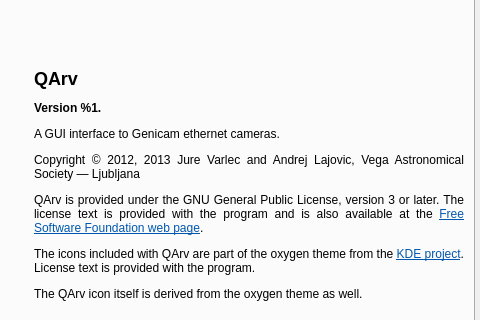
AD-Vega/qarv, file src/mainwindow.ui: the form before one commit; both pictures show x 162 to 642 and y 125 to 445 of the 926 by 567 pixel window.
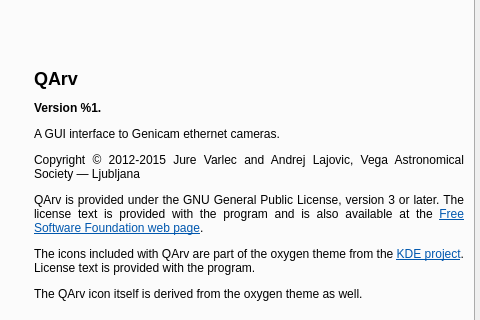
The form after the commit. The open tabs and pages were chosen to show the change. Icons and pictures are not drawn. Custom widgets are drawn as their Qt base class.

Commit message: Update copyright year and translations.

```diff
--- a/src/mainwindow.ui
+++ b/src/mainwindow.ui
@@ -1098,7 +1098,7 @@
         <item row="0" column="1">
          <widget class="QLabel" name="aboutLabel">
           <property name="text">
-           <string>&lt;html&gt;&lt;head/&gt;&lt;body&gt;&lt;p&gt;&lt;span style=&quot; font-size:x-large; font-weight:600;&quot;&gt;QArv&lt;/span&gt;&lt;/p&gt;&lt;p&gt;&lt;span style=&quot; font-weight:600;&quot;&gt;Version %1.&lt;/span&gt;&lt;/p&gt;&lt;p&gt;A GUI interface to Genicam ethernet cameras.&lt;/p&gt;&lt;p&gt;Copyright © 2012, 2013 Jure Varlec and Andrej Lajovic, Vega Astronomical Society — Ljubljana&lt;/p&gt;&lt;p&gt;QArv is provided under the GNU General Public License, version 3 or later. The license text is provided with the program and is also available at the &lt;a href=&quot;http://www.gnu.org/licenses/gpl.html&quot;&gt;&lt;span style=&quot; text-decoration: underline; color:#0057ae;&quot;&gt;Free Software Foundation web page&lt;/span&gt;&lt;/a&gt;.&lt;/p&gt;&lt;p&gt;The icons included with QArv are part of the oxygen theme from the &lt;a href=&quot;http://www.kde.org&quot;&gt;&lt;span style=&quot; text-decoration: underline; color:#0057ae;&quot;&gt;KDE project&lt;/span&gt;&lt;/a&gt;. License text is provided with the program.&lt;/p&gt;&lt;p&gt;The QArv icon itself is derived from the oxygen theme as well.&lt;/p&gt;&lt;/body&gt;&lt;/html&gt;</string>
+           <string>&lt;html&gt;&lt;head/&gt;&lt;body&gt;&lt;p&gt;&lt;span style=&quot; font-size:x-large; font-weight:600;&quot;&gt;QArv&lt;/span&gt;&lt;/p&gt;&lt;p&gt;&lt;span style=&quot; font-weight:600;&quot;&gt;Version %1.&lt;/span&gt;&lt;/p&gt;&lt;p&gt;A GUI interface to Genicam ethernet cameras.&lt;/p&gt;&lt;p&gt;Copyright © 2012-2015 Jure Varlec and Andrej Lajovic, Vega Astronomical Society — Ljubljana&lt;/p&gt;&lt;p&gt;QArv is provided under the GNU General Public License, version 3 or later. The license text is provided with the program and is also available at the &lt;a href=&quot;http://www.gnu.org/licenses/gpl.html&quot;&gt;&lt;span style=&quot; text-decoration: underline; color:#0057ae;&quot;&gt;Free Software Foundation web page&lt;/span&gt;&lt;/a&gt;.&lt;/p&gt;&lt;p&gt;The icons included with QArv are part of the oxygen theme from the &lt;a href=&quot;http://www.kde.org&quot;&gt;&lt;span style=&quot; text-decoration: underline; color:#0057ae;&quot;&gt;KDE project&lt;/span&gt;&lt;/a&gt;. License text is provided with the program.&lt;/p&gt;&lt;p&gt;The QArv icon itself is derived from the oxygen theme as well.&lt;/p&gt;&lt;/body&gt;&lt;/html&gt;</string>
           </property>
           <property name="alignment">
            <set>Qt::AlignJustify|Qt::AlignVCenter</set>
```
The commit also changes 2 other files.
